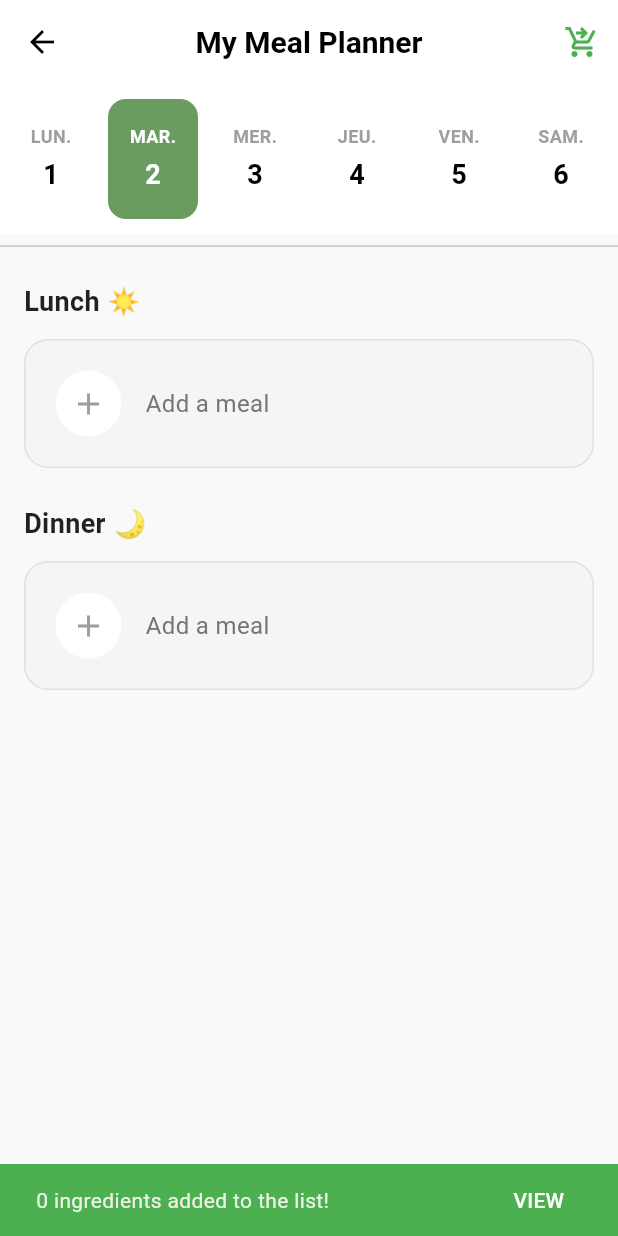
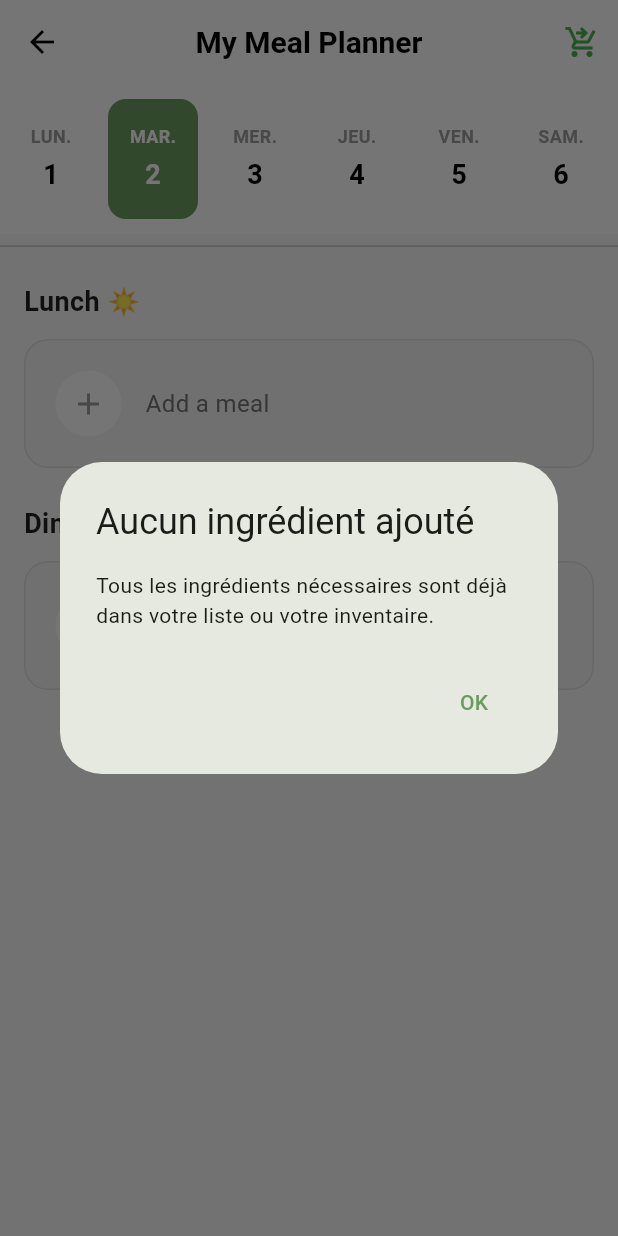
Before and after one commit to YasineNifa/FrigoZen, a Flutter app: the MealPlannerScreen screen opened directly, after a tap on the "shopping cart checkout" icon, on a phone screen of 412 x 824 dp. Run offline on Flutter 3.47's test engine with Material 3 defaults, Android fonts, the phone set to English and light mode, and no system bars; our stand-ins replace cloud_firestore, cloud_functions, firebase_auth, firebase_core, firebase_messaging, fl_chart and 3 more; missing offline and left inert: purchases_flutter, purchases_ui_flutter, simple_barcode_scanner; accounts and stored records are empty; key blocks and very long unbroken strings in the code were emptied for the run.

Commit message:
feat: Replace meal planning feedback snackbars with loading and result dialogs, and update color alpha application.

```diff
--- a/lib/screens/planning/meal_planner_screen.dart
+++ b/lib/screens/planning/meal_planner_screen.dart
@@ -1,3 +1,4 @@
+// ignore_for_file: use_build_context_synchronously
 import 'package:flutter/material.dart';
 import 'package:provider/provider.dart';
 import 'package:frigo_zen/viewmodels/meal_planner_view_model.dart';
@@ -184,10 +185,10 @@ class _MealPlannerScreenState extends State<MealPlannerScreen> {
             width: double.infinity,
             padding: const EdgeInsets.all(20),
             decoration: BoxDecoration(
-              color: hasMeal ? const Color(0xFF6B9C5F).withOpacity(0.1) : Colors.grey[100],
+              color: hasMeal ? const Color(0xFF6B9C5F).withValues(alpha: 0.1) : Colors.grey[100],
               borderRadius: BorderRadius.circular(16),
               border: Border.all(
-                color: hasMeal ? const Color(0xFF6B9C5F).withOpacity(0.3) : Colors.grey[300]!,
+                color: hasMeal ? const Color(0xFF6B9C5F).withValues(alpha: 0.3) : Colors.grey[300]!,
               ),
             ),
             child: Row(
@@ -326,55 +327,110 @@ class _MealPlannerScreenState extends State<MealPlannerScreen> {
     final isPro = context.read<RevenueProvider>().isPro;
     final l10n = AppLocalizations.of(context)!;
 
-    ScaffoldMessenger.of(context).showSnackBar(
-      SnackBar(content: Text(l10n.mealPlannerAnalyzing)),
+    // Show loading dialog
+    showDialog(
+      context: context,
+      barrierDismissible: false,
+      builder: (context) => const Center(child: CircularProgressIndicator()),
     );
 
     try {
       final count = await planner.generateShoppingList(inventory, shopping, isPro: isPro);
-      if (mounted) {
-        ScaffoldMessenger.of(context).hideCurrentSnackBar();
-        ScaffoldMessenger.of(context).showSnackBar(
-          SnackBar(
-            content: Text(l10n.mealPlannerAddedIngredients(count)),
-            backgroundColor: Colors.green,
-            action: SnackBarAction(
-              label: l10n.mealPlannerViewList,
-              textColor: Colors.white,
-              onPressed: () {
-                 // Navigate to Shopping List (index 2)
-                 context.read<NavigationController>().setIndex(2);
-                 // Since MealPlannerScreen is pushed on top of NavigationShell, we need to pop it
-                 // to reveal the NavigationShell which will now show the Shopping List.
-                 Navigator.of(context).pop();
-              },
-            ),
-          ),
-        );
 
-        // Only show upsell if items were added and user is not pro
-        if (!isPro && count > 0) {
-          // Delay slightly to let the first snackbar be seen/read?
-          // Or just queue it. ScaffoldMessenger queues by default.
-          ScaffoldMessenger.of(context).showSnackBar(
-            SnackBar(
-              content: Text(l10n.mealPlannerSmartListUpsell),
-              backgroundColor: Colors.indigo,
-              action: SnackBarAction(
-                label: l10n.mealPlannerGoPremium,
-                textColor: Colors.white,
-                onPressed: () {
-                  Navigator.of(context).push(
-                    MaterialPageRoute(builder: (_) => const ModernPaywallScreen()),
-                  );
-                },
+      if (!mounted) return;
+
+      // Close loading dialog
+      Navigator.of(context).pop();
+
+      if (count > 0) {
+          showDialog(
+            context: context,
+            builder: (context) => AlertDialog(
+              title: Text(l10n.mealPlannerAddedIngredients(count)),
+              content: Column(
+                mainAxisSize: MainAxisSize.min,
+                crossAxisAlignment: CrossAxisAlignment.start,
+                children: [
+                  const Text("Les ingrédients ont été ajoutés à votre liste de courses."),
+                  if (!isPro) ...[
+                    const SizedBox(height: 16),
+                    Container(
+                      padding: const EdgeInsets.all(12),
+                      decoration: BoxDecoration(
+                        color: Colors.indigo.withValues(alpha: 0.1),
+                        borderRadius: BorderRadius.circular(8),
+                        border: Border.all(color: Colors.indigo.withValues(alpha: 0.3)),
+                      ),
+                      child: Column(
+                        crossAxisAlignment: CrossAxisAlignment.start,
+                        children: [
+                          Text(
+                            l10n.mealPlannerSmartListUpsell,
+                            style: const TextStyle(fontSize: 13, color: Colors.indigo),
+                          ),
+                          const SizedBox(height: 8),
+                          SizedBox(
+                            width: double.infinity,
+                            child: ElevatedButton(
+                              onPressed: () {
+                                Navigator.pop(context); // Close dialog
+                                Navigator.of(context).push(
+                                  MaterialPageRoute(builder: (_) => const ModernPaywallScreen()),
+                                );
+                              },
+                              style: ElevatedButton.styleFrom(
+                                backgroundColor: Colors.indigo,
+                                foregroundColor: Colors.white,
+                                padding: const EdgeInsets.symmetric(vertical: 8),
+                              ),
+                              child: Text(l10n.mealPlannerGoPremium),
+                            ),
+                          ),
+                        ],
+                      ),
+                    ),
+                  ],
+                ],
               ),
-              duration: const Duration(seconds: 6),
+              actions: [
+                TextButton(
+                  onPressed: () => Navigator.pop(context),
+                  child: const Text("OK"),
+                ),
+                FilledButton(
+                  onPressed: () {
+                    Navigator.pop(context); // Close dialog
+                    // Navigate to Shopping List (index 2)
+                    context.read<NavigationController>().setIndex(2);
+                    // Pop back to the main shell
+                    Navigator.of(context).pop();
+                  },
+                  child: Text(l10n.mealPlannerViewList),
+                ),
+              ],
             ),
           );
-        }}
+        } else {
+          // No items added (maybe already exist)
+           showDialog(
+            context: context,
+            builder: (context) => AlertDialog(
+              title: const Text("Aucun ingrédient ajouté"),
+              content: const Text("Tous les ingrédients nécessaires sont déjà dans votre liste ou votre inventaire."),
+              actions: [
+                TextButton(
+                  onPressed: () => Navigator.pop(context),
+                  child: const Text("OK"),
+                ),
+              ],
+            ),
+          );
+        }
     } catch (e) {
       if (mounted) {
+        // Close loading dialog
+        Navigator.of(context).pop();
+
         ScaffoldMessenger.of(context).showSnackBar(
           SnackBar(content: Text("Erreur : $e")),
         );
```
